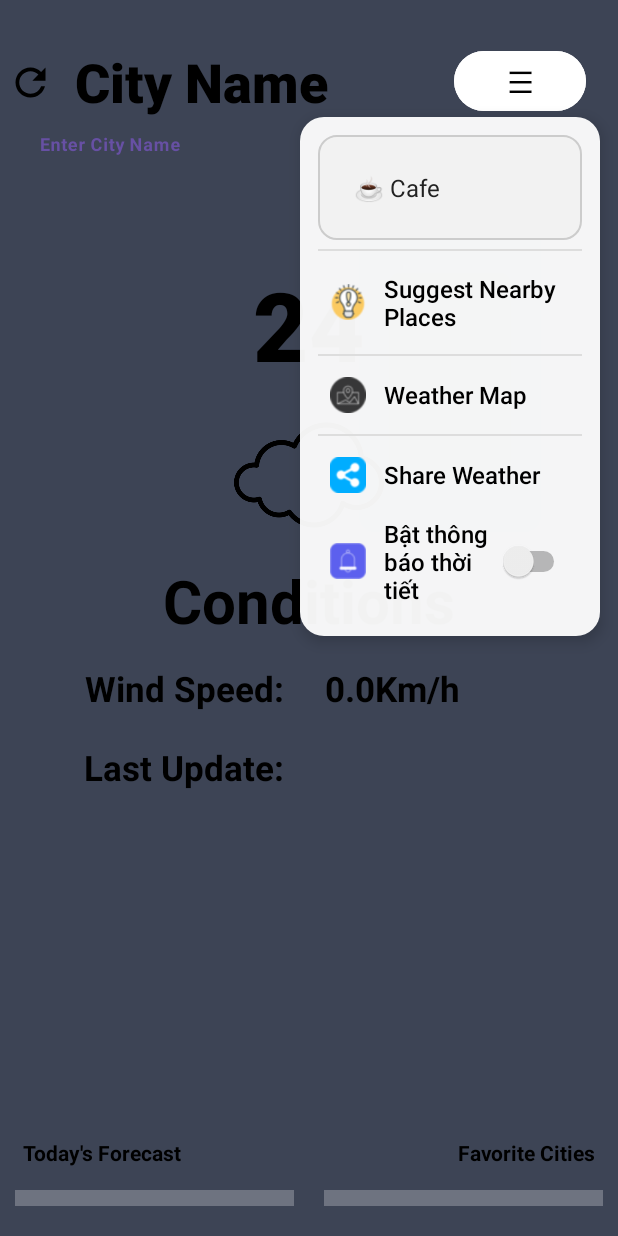
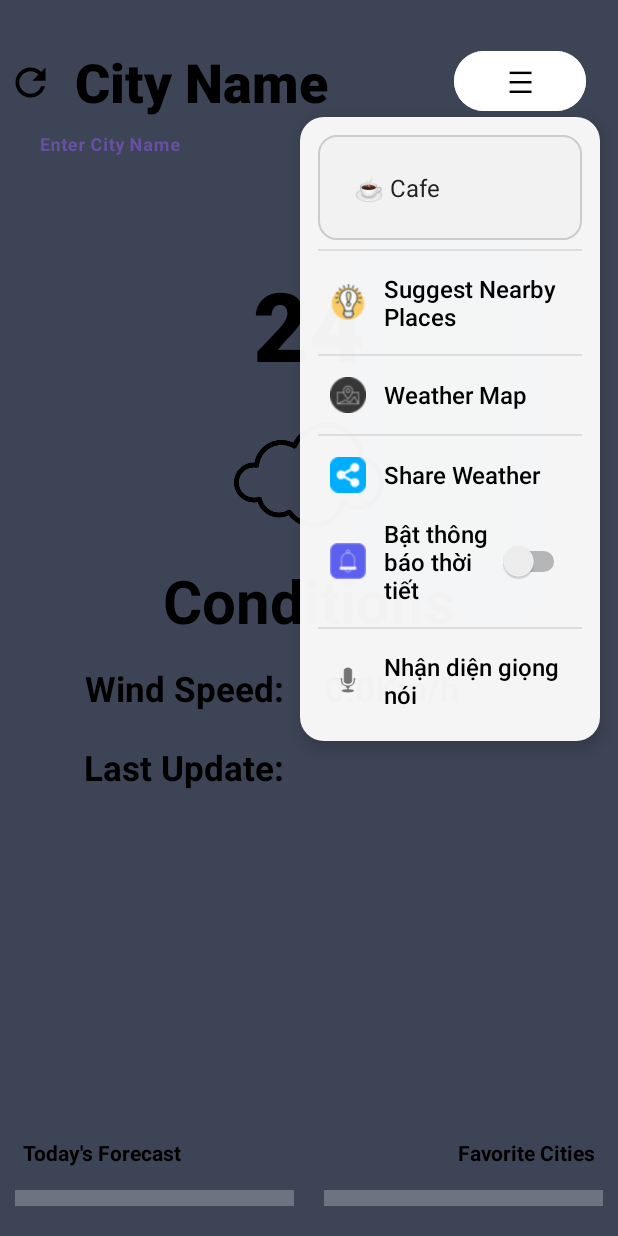
Before and after one commit to xanhhangreal/Weather, an Android app: the screen it shows after launch (MainActivity), after a tap on an icon or button, on a phone screen of 412 x 824 dp. Run offline under Robolectric (Android 15) with nearby library versions, the phone set to English and light mode, and no system bars; our stand-ins replace Picasso, Volley; network calls fail; pictures from the network do not load; 2 other taps on this screen came first.

Commit message:
nhận diện giọng nói tìm thành phố
nhận diện giọng nói tìm thành phố

```diff
--- a/app/src/main/AndroidManifest.xml
+++ b/app/src/main/AndroidManifest.xml
@@ -8,6 +8,7 @@
     <uses-permission android:name="android.permission.ACCESS_FINE_LOCATION"/>
     <uses-permission android:name="android.permission.POST_NOTIFICATIONS" />
     <uses-permission android:name="android.permission.SCHEDULE_EXACT_ALARM"/>
+    <uses-permission android:name="android.permission.RECORD_AUDIO" />
 
     <application
         android:allowBackup="true"
--- a/app/src/main/res/layout/activity_main.xml
+++ b/app/src/main/res/layout/activity_main.xml
@@ -481,6 +481,38 @@
                     android:layout_width="wrap_content"
                     android:layout_height="wrap_content" />
             </LinearLayout>
+            <!-- Divider -->
+            <View
+                android:layout_width="match_parent"
+                android:layout_height="1dp"
+                android:layout_marginVertical="6dp"
+                android:background="#DDDDDD" />
+
+            <!-- Nhận diện giọng nói -->
+            <LinearLayout
+                android:id="@+id/itemMic"
+                android:layout_width="match_parent"
+                android:layout_height="wrap_content"
+                android:orientation="horizontal"
+                android:gravity="center_vertical"
+                android:padding="8dp"
+                android:clickable="true"
+                android:foreground="?attr/selectableItemBackground">
+
+                <ImageView
+                    android:layout_width="24dp"
+                    android:layout_height="24dp"
+                    android:src="@android:drawable/ic_btn_speak_now"
+                    android:layout_marginEnd="12dp" />
+
+                <TextView
+                    android:layout_width="wrap_content"
+                    android:layout_height="wrap_content"
+                    android:text="Nhận diện giọng nói"
+                    android:textColor="@color/black"
+                    android:textSize="16sp"
+                    android:fontFamily="sans-serif-medium" />
+            </LinearLayout>
         </LinearLayout>
 
 
```
Also changed, not shown: app/src/main/java/ie/weather/MainActivity.java (+162 -63 lines), 2 other files.
